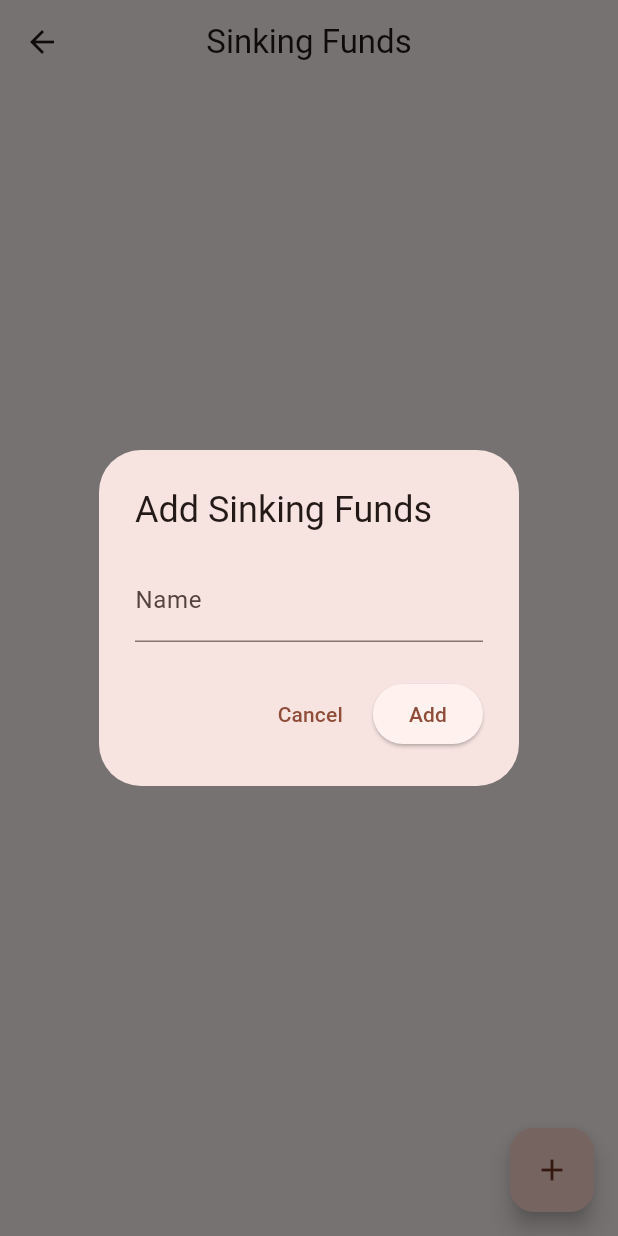
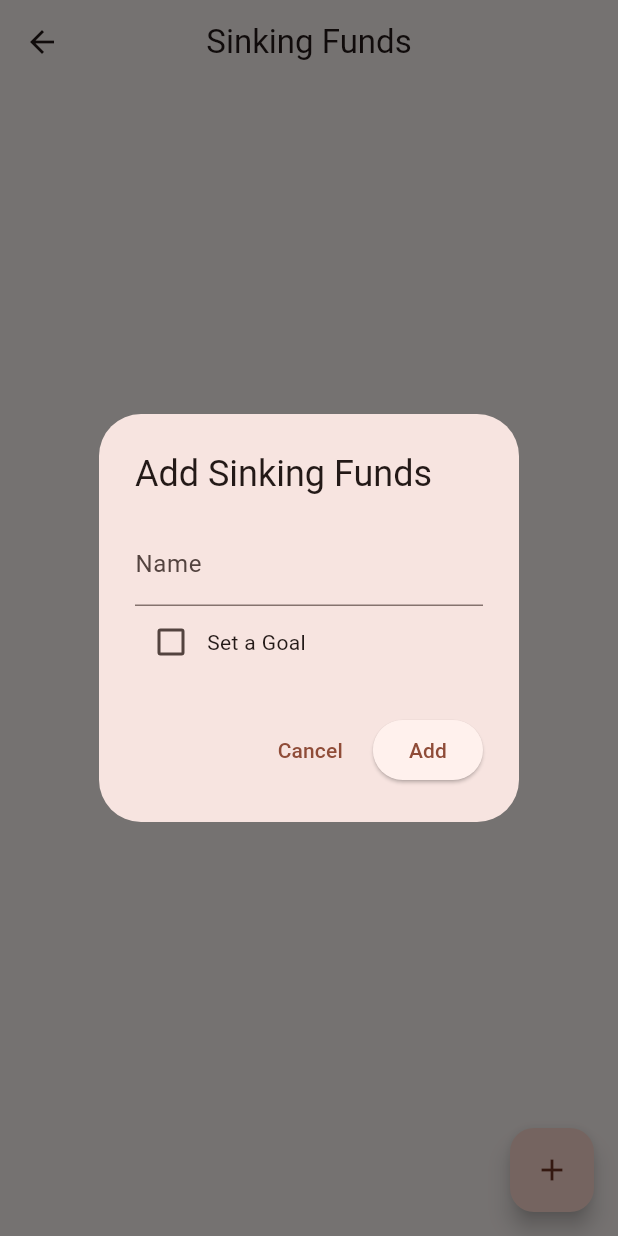
Before and after one commit to mussyahmi/my_finance_mate, a Flutter app: the SinkingFundsPage screen opened directly, after a tap on the "add" icon, on a phone screen of 412 x 824 dp. Run offline on Flutter 3.47's test engine with Material 2 defaults, Android fonts, the phone set to English and light mode, and no system bars; our stand-ins replace cloud_firestore, device_info_plus, firebase_auth, firebase_core, google_fonts, google_sign_in; accounts and stored records are empty.

Commit message:
Add goal for sinking funds

```diff
--- a/lib/sinking_funds_dialog.dart
+++ b/lib/sinking_funds_dialog.dart
@@ -21,6 +21,9 @@ class SinkingFundsDialog extends StatefulWidget {
 class SinkingFundsDialogState extends State<SinkingFundsDialog> {
   final TextEditingController _sinkingFundsNameController =
       TextEditingController();
+  final TextEditingController _sinkingFundsGoalController =
+      TextEditingController();
+  bool _isGoalEnabled = false;
 
   @override
   void initState() {
@@ -28,6 +31,9 @@ class SinkingFundsDialogState extends State<SinkingFundsDialog> {
 
     if (widget.fund.isNotEmpty) {
       _sinkingFundsNameController.text = widget.fund['name'] ?? '';
+      _sinkingFundsGoalController.text = widget.fund['goal'] ?? '';
+      _isGoalEnabled = _sinkingFundsGoalController.text.isNotEmpty &&
+          _sinkingFundsGoalController.text != '0.00';
     }
   }
 
@@ -35,11 +41,43 @@ class SinkingFundsDialogState extends State<SinkingFundsDialog> {
   Widget build(BuildContext context) {
     return AlertDialog(
       title: Text('${widget.action} Sinking Funds'),
-      content: TextField(
-        controller: _sinkingFundsNameController,
-        decoration: const InputDecoration(
-          labelText: 'Name',
-        ),
+      content: Column(
+        mainAxisSize: MainAxisSize.min,
+        children: [
+          TextField(
+            controller: _sinkingFundsNameController,
+            decoration: const InputDecoration(
+              labelText: 'Name',
+            ),
+          ),
+          if (_isGoalEnabled) //* Show goal field only when the checkbox is checked
+            Column(
+              children: [
+                const SizedBox(height: 20),
+                TextField(
+                  controller: _sinkingFundsGoalController,
+                  keyboardType: TextInputType.number,
+                  decoration: const InputDecoration(
+                    labelText: 'Goal',
+                    prefixText: 'RM ',
+                  ),
+                ),
+              ],
+            ),
+          Row(
+            children: [
+              Checkbox(
+                value: _isGoalEnabled,
+                onChanged: (bool? value) {
+                  setState(() {
+                    _isGoalEnabled = value ?? false;
+                  });
+                },
+              ),
+              const Text('Set a Goal'),
+            ],
+          ),
+        ],
       ),
       actions: [
         TextButton(
@@ -51,9 +89,16 @@ class SinkingFundsDialogState extends State<SinkingFundsDialog> {
         ElevatedButton(
           onPressed: () {
             final sinkingFundsName = _sinkingFundsNameController.text;
+            final sinkingFundsGoal = _sinkingFundsGoalController.text;
+
+            if (sinkingFundsName.isEmpty ||
+                (_isGoalEnabled && sinkingFundsGoal.isEmpty)) {
+              return;
+            }
+
             if (sinkingFundsName.isNotEmpty) {
               //* Call the function to update to Firebase
-              updateSinkingFundsToFirebase(sinkingFundsName);
+              updateSinkingFundsToFirebase(sinkingFundsName, sinkingFundsGoal);
 
               //* Close the dialog
               Navigator.of(context).pop();
@@ -66,7 +111,8 @@ class SinkingFundsDialogState extends State<SinkingFundsDialog> {
   }
 
   //* Function to update sinking funds to Firebase Firestore
-  Future<void> updateSinkingFundsToFirebase(String sinkingFundsName) async {
+  Future<void> updateSinkingFundsToFirebase(
+      String sinkingFundsName, String sinkingFundsGoal) async {
     try {
       //* Get current timestamp
       final now = DateTime.now();
@@ -87,6 +133,8 @@ class SinkingFundsDialogState extends State<SinkingFundsDialog> {
             .collection('sinking_funds')
             .add({
           'name': sinkingFundsName,
+          'goal': double.parse(_isGoalEnabled ? sinkingFundsGoal : '0.00')
+              .toStringAsFixed(2),
           'created_at': now,
           'updated_at': now,
           'deleted_at': null,
@@ -102,6 +150,8 @@ class SinkingFundsDialogState extends State<SinkingFundsDialog> {
             .doc(docId)
             .update({
           'name': sinkingFundsName,
+          'goal': double.parse(_isGoalEnabled ? sinkingFundsGoal : '0.00')
+              .toStringAsFixed(2),
           'updated_at': now,
         });
       }
--- a/lib/sinking_funds_page.dart
+++ b/lib/sinking_funds_page.dart
@@ -38,6 +38,7 @@ class _SinkingFundsPageState extends State<SinkingFundsPage> {
         .map((doc) => {
               'id': doc.id,
               'name': doc['name'] as String,
+              'goal': doc['goal'] as String,
               'created_at': (doc['created_at'] as Timestamp).toDate()
             })
         .toList();
```
